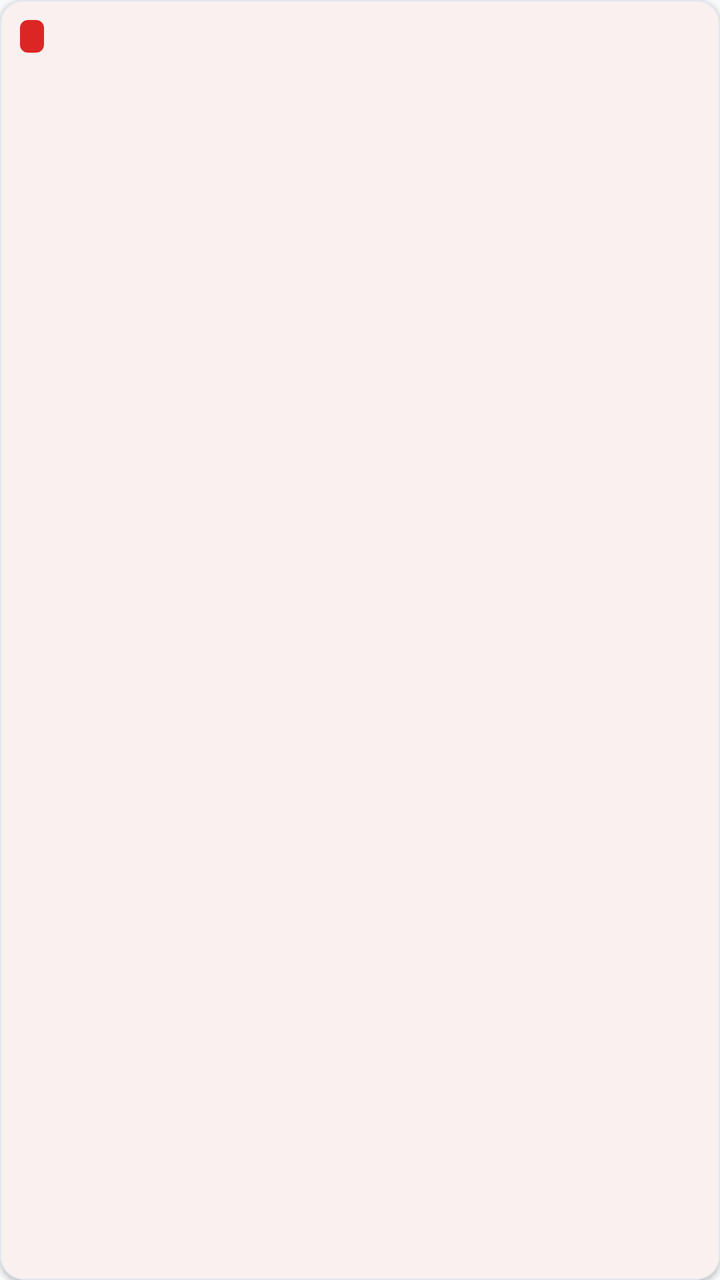
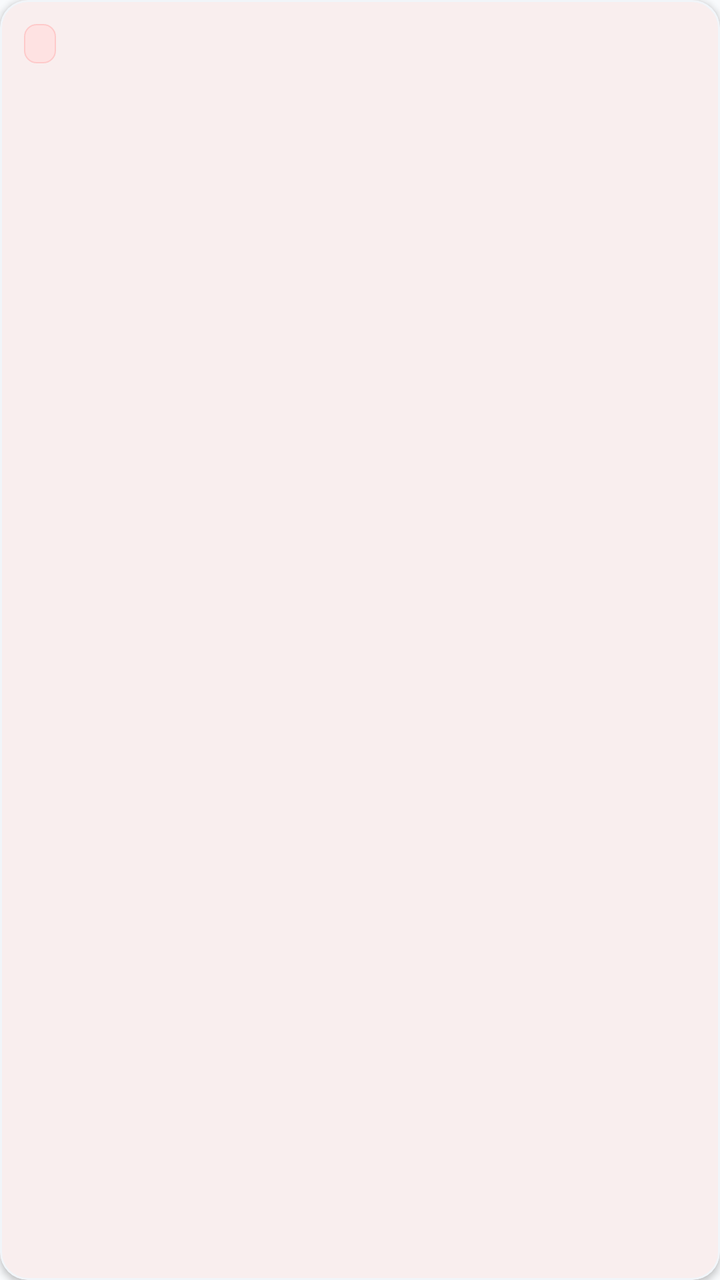

Two renders of the same Android screen: before a commit and after it. Below are the layout's source before the change and the commit's diff.
<!-- AndroidManifest.xml: application theme Theme.GujaratPost -->
<!-- res/layout/item_article_card.xml -->
<?xml version="1.0" encoding="utf-8"?>
<com.google.android.material.card.MaterialCardView xmlns:android="http://schemas.android.com/apk/res/android"
    xmlns:app="http://schemas.android.com/apk/res-auto"
    android:id="@+id/card_article"
    android:layout_width="match_parent"
    android:layout_height="wrap_content"
    android:layout_marginHorizontal="6dp"
    android:layout_marginVertical="6dp"
    android:clickable="true"
    android:focusable="true"
    app:cardBackgroundColor="@color/surface_card"
    app:cardCornerRadius="12dp"
    app:cardElevation="1.5dp"
    app:strokeColor="@color/divider_line"
    app:strokeWidth="0.8dp">

    <LinearLayout
        android:layout_width="match_parent"
        android:layout_height="wrap_content"
        android:orientation="horizontal"
        android:padding="10dp">

        
        <LinearLayout
            android:layout_width="0dp"
            android:layout_height="wrap_content"
            android:layout_weight="1"
            android:orientation="vertical">

            
            <LinearLayout
                android:layout_width="wrap_content"
                android:layout_height="wrap_content"
                android:gravity="center_vertical"
                android:orientation="horizontal">

                <TextView
                    android:id="@+id/tv_category_tag"
                    android:layout_width="wrap_content"
                    android:layout_height="wrap_content"
                    android:background="@drawable/badge_breaking"
                    android:textColor="@color/white"
                    android:textSize="9sp"
                    android:textStyle="bold" />

                <TextView
                    android:id="@+id/tv_date"
                    android:layout_width="wrap_content"
                    android:layout_height="wrap_content"
                    android:layout_marginStart="6dp"
                    android:textColor="@color/text_tertiary"
                    android:textSize="10sp" />
            </LinearLayout>

            
            <TextView
                android:id="@+id/tv_title"
                android:layout_width="match_parent"
                android:layout_height="wrap_content"
                android:layout_marginTop="6dp"
                android:ellipsize="end"
                android:lineSpacingMultiplier="1.15"
                android:maxLines="3"
                android:textColor="@color/text_primary"
                android:textSize="14sp"
                android:textStyle="bold" />

            
            <TextView
                android:id="@+id/tv_excerpt"
                android:layout_width="match_parent"
                android:layout_height="wrap_content"
                android:layout_marginTop="4dp"
                android:ellipsize="end"
                android:maxLines="2"
                android:textColor="@color/text_secondary"
                android:textSize="11.5sp" />
        </LinearLayout>

        
        <com.google.android.material.imageview.ShapeableImageView
            android:id="@+id/iv_thumbnail"
            android:layout_width="100dp"
            android:layout_height="80dp"
            android:layout_marginStart="10dp"
            android:contentDescription="@string/app_name"
            android:scaleType="centerCrop"
            app:shapeAppearanceOverlay="@style/ShapeAppearance.Material3.Corner.Medium" />

    </LinearLayout>
</com.google.android.material.card.MaterialCardView>
<!-- resources referenced by this layout -->
<resources>
  <color name="divider_line">#E2E8F0</color>
  <color name="surface_card">#FFFFFF</color>
  <color name="text_primary">#18181B</color>
  <color name="text_secondary">#64748B</color>
  <color name="text_tertiary">#94A3B8</color>
  <color name="white">#FFFFFF</color>
  <!-- drawable badge_breaking (drawable) -->
  <?xml version="1.0" encoding="utf-8"?>
  <shape xmlns:android="http://schemas.android.com/apk/res/android"
      android:shape="rectangle">
      <solid android:color="@color/breaking_red" />
      <corners android:radius="4dp" />
      <padding
          android:left="6dp"
          android:top="2dp"
          android:right="6dp"
          android:bottom="2dp" />
  </shape>
  <string name="app_name">ગુજરાત પોસ્ટ</string>
  <style name="Theme.GujaratPost" parent="Theme.Material3.DayNight.NoActionBar">
          
          <item name="colorPrimary">@color/brand_primary</item>
          <item name="colorPrimaryVariant">@color/brand_primary_dark</item>
          <item name="colorOnPrimary">@color/white</item>
          <item name="colorPrimaryContainer">@color/brand_primary_container</item>
  
          
          <item name="android:windowBackground">@color/bg_main</item>
          <item name="colorSurface">@color/surface_card</item>
          <item name="colorOnSurface">@color/text_primary</item>
  
          
          <item name="android:statusBarColor">@color/brand_primary</item>
          <item name="android:windowLightStatusBar">false</item>
          <item name="android:navigationBarColor">@color/surface_card</item>
          <item name="android:windowLightNavigationBar">true</item>
      </style>
  <color name="breaking_red">#DC2626</color>
  <color name="brand_primary">#B3121B</color>
  <color name="brand_primary_dark">#8E0E15</color>
  <color name="brand_primary_container">#FFDAD9</color>
  <color name="bg_main">#F8F9FA</color>
</resources>

<!-- the commit's change to res/layout/item_article_card.xml (unified diff, before → after) -->
@@ -8,17 +8,17 @@
     android:layout_marginVertical="6dp"
     android:clickable="true"
     android:focusable="true"
-    app:cardBackgroundColor="@color/surface_card"
-    app:cardCornerRadius="12dp"
-    app:cardElevation="1.5dp"
-    app:strokeColor="@color/divider_line"
-    app:strokeWidth="0.8dp">
+    app:cardBackgroundColor="@color/white"
+    app:cardCornerRadius="14dp"
+    app:cardElevation="2dp"
+    app:strokeColor="#F1F5F9"
+    app:strokeWidth="1dp">
 
     <LinearLayout
         android:layout_width="match_parent"
         android:layout_height="wrap_content"
         android:orientation="horizontal"
-        android:padding="10dp">
+        android:padding="12dp">
 
         
         <LinearLayout
@@ -38,18 +38,20 @@
                     android:id="@+id/tv_category_tag"
                     android:layout_width="wrap_content"
                     android:layout_height="wrap_content"
-                    android:background="@drawable/badge_breaking"
-                    android:textColor="@color/white"
-                    android:textSize="9sp"
+                    android:background="@drawable/bg_chip_category"
+                    android:paddingHorizontal="8dp"
+                    android:paddingVertical="3dp"
+                    android:textColor="#DC2626"
+                    android:textSize="10sp"
                     android:textStyle="bold" />
 
                 <TextView
                     android:id="@+id/tv_date"
                     android:layout_width="wrap_content"
                     android:layout_height="wrap_content"
-                    android:layout_marginStart="6dp"
-                    android:textColor="@color/text_tertiary"
-                    android:textSize="10sp" />
+                    android:layout_marginStart="8dp"
+                    android:textColor="#64748B"
+                    android:textSize="10.5sp" />
             </LinearLayout>
 
             
@@ -59,10 +61,11 @@
                 android:layout_height="wrap_content"
                 android:layout_marginTop="6dp"
                 android:ellipsize="end"
-                android:lineSpacingMultiplier="1.15"
+                android:fontFamily="sans-serif-medium"
+                android:lineSpacingMultiplier="1.25"
                 android:maxLines="3"
-                android:textColor="@color/text_primary"
-                android:textSize="14sp"
+                android:textColor="#0F172A"
+                android:textSize="14.5sp"
                 android:textStyle="bold" />
 
             
@@ -70,19 +73,20 @@
                 android:id="@+id/tv_excerpt"
                 android:layout_width="match_parent"
                 android:layout_height="wrap_content"
-                android:layout_marginTop="4dp"
+                android:layout_marginTop="5dp"
                 android:ellipsize="end"
+                android:lineSpacingMultiplier="1.18"
                 android:maxLines="2"
-                android:textColor="@color/text_secondary"
-                android:textSize="11.5sp" />
+                android:textColor="#334155"
+                android:textSize="12sp" />
         </LinearLayout>
 
         
         <com.google.android.material.imageview.ShapeableImageView
             android:id="@+id/iv_thumbnail"
-            android:layout_width="100dp"
-            android:layout_height="80dp"
-            android:layout_marginStart="10dp"
+            android:layout_width="104dp"
+            android:layout_height="88dp"
+            android:layout_marginStart="12dp"
             android:contentDescription="@string/app_name"
             android:scaleType="centerCrop"
             app:shapeAppearanceOverlay="@style/ShapeAppearance.Material3.Corner.Medium" />
<!-- resource entries referenced after the edit -->
@@ -1,22 +1,17 @@
 <!-- resources referenced by this layout -->
 <resources>
-  <color name="divider_line">#E2E8F0</color>
   <color name="surface_card">#FFFFFF</color>
-  <color name="text_primary">#18181B</color>
-  <color name="text_secondary">#64748B</color>
-  <color name="text_tertiary">#94A3B8</color>
+  <color name="text_primary">#0F172A</color>
   <color name="white">#FFFFFF</color>
-  <!-- drawable badge_breaking (drawable) -->
+  <!-- drawable bg_chip_category (drawable) -->
   <?xml version="1.0" encoding="utf-8"?>
   <shape xmlns:android="http://schemas.android.com/apk/res/android"
       android:shape="rectangle">
-      <solid android:color="@color/breaking_red" />
-      <corners android:radius="4dp" />
-      <padding
-          android:left="6dp"
-          android:top="2dp"
-          android:right="6dp"
-          android:bottom="2dp" />
+      <solid android:color="#FEE2E2" />
+      <corners android:radius="6dp" />
+      <stroke
+          android:width="0.5dp"
+          android:color="#FECACA" />
   </shape>
   <string name="app_name">ગુજરાત પોસ્ટ</string>
   <style name="Theme.GujaratPost" parent="Theme.Material3.DayNight.NoActionBar">
@@ -37,10 +32,9 @@
           <item name="android:navigationBarColor">@color/surface_card</item>
           <item name="android:windowLightNavigationBar">true</item>
       </style>
-  <color name="breaking_red">#DC2626</color>
   <color name="brand_primary">#B3121B</color>
   <color name="brand_primary_dark">#8E0E15</color>
   <color name="brand_primary_container">#FFDAD9</color>
-  <color name="bg_main">#F8F9FA</color>
+  <color name="bg_main">#F8FAFC</color>
 </resources>
 
